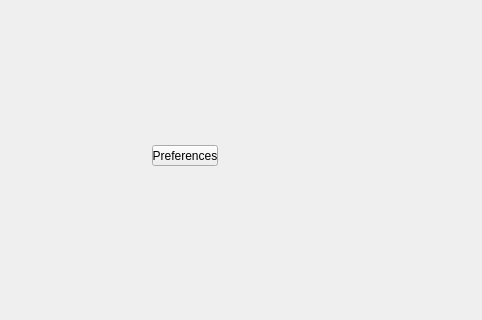
First picture: the form in tentacle/ui/uiLevel_2/preferences_submenu.ui, repository m3trik/tentacle, before the edit; both pictures show x 118 to 600 and y 145 to 465 of the 600 by 600 pixel window.
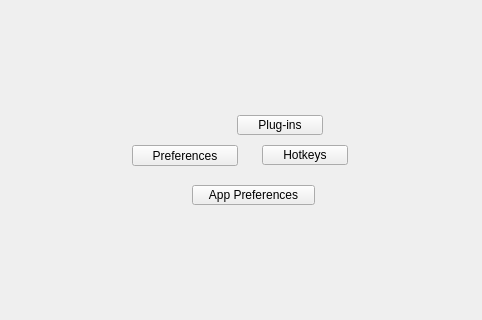
Second picture: the form after the edit.

Diff of the .ui file:
```diff
--- a/tentacle/ui/uiLevel_2/preferences_submenu.ui
+++ b/tentacle/ui/uiLevel_2/preferences_submenu.ui
@@ -62,9 +62,9 @@
    <widget class="QPushButton" name="i022">
     <property name="geometry">
      <rect>
-      <x>270</x>
+      <x>250</x>
       <y>290</y>
-      <width>66</width>
+      <width>106</width>
       <height>21</height>
      </rect>
     </property>
@@ -76,7 +76,7 @@
     </property>
     <property name="maximumSize">
      <size>
-      <width>66</width>
+      <width>999</width>
       <height>21</height>
      </size>
     </property>
@@ -90,6 +90,84 @@
      <string>Preferences</string>
     </property>
    </widget>
+   <widget class="QPushButton" name="b010">
+    <property name="geometry">
+     <rect>
+      <x>310</x>
+      <y>330</y>
+      <width>123</width>
+      <height>20</height>
+     </rect>
+    </property>
+    <property name="minimumSize">
+     <size>
+      <width>0</width>
+      <height>20</height>
+     </size>
+    </property>
+    <property name="maximumSize">
+     <size>
+      <width>999</width>
+      <height>20</height>
+     </size>
+    </property>
+    <property name="text">
+     <string>App Preferences</string>
+    </property>
+   </widget>
+   <widget class="QPushButton" name="b009">
+    <property name="geometry">
+     <rect>
+      <x>355</x>
+      <y>260</y>
+      <width>86</width>
+      <height>20</height>
+     </rect>
+    </property>
+    <property name="minimumSize">
+     <size>
+      <width>0</width>
+      <height>20</height>
+     </size>
+    </property>
+    <property name="maximumSize">
+     <size>
+      <width>999</width>
+      <height>20</height>
+     </size>
+    </property>
+    <property name="text">
+     <string>Plug-ins</string>
+    </property>
+   </widget>
+   <widget class="QPushButton" name="b008">
+    <property name="geometry">
+     <rect>
+      <x>380</x>
+      <y>290</y>
+      <width>86</width>
+      <height>20</height>
+     </rect>
+    </property>
+    <property name="minimumSize">
+     <size>
+      <width>0</width>
+      <height>20</height>
+     </size>
+    </property>
+    <property name="maximumSize">
+     <size>
+      <width>999</width>
+      <height>20</height>
+     </size>
+    </property>
+    <property name="toolTip">
+     <string>Platonic solids</string>
+    </property>
+    <property name="text">
+     <string>Hotkeys</string>
+    </property>
+   </widget>
   </widget>
  </widget>
  <resources/>
```
